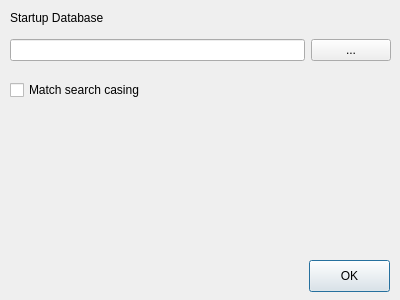
Qt form gui/ui/settingsdialog.ui (maxkofler/FileIndexGUI) before a commit.
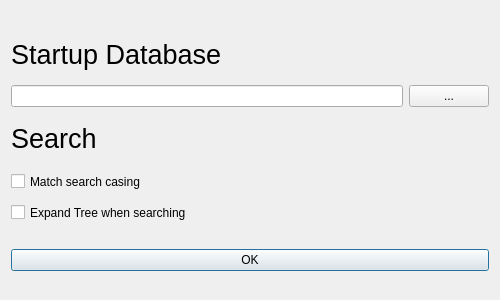
The same form after that commit.

Commit message: Settings: Add AutoExpand

```diff
--- a/gui/ui/settingsdialog.ui
+++ b/gui/ui/settingsdialog.ui
@@ -6,23 +6,51 @@
    <rect>
     <x>0</x>
     <y>0</y>
-    <width>400</width>
+    <width>500</width>
     <height>300</height>
    </rect>
   </property>
+  <property name="sizePolicy">
+   <sizepolicy hsizetype="Preferred" vsizetype="Preferred">
+    <horstretch>0</horstretch>
+    <verstretch>0</verstretch>
+   </sizepolicy>
+  </property>
   <property name="windowTitle">
    <string>Dialog</string>
   </property>
-  <widget class="QWidget" name="horizontalLayoutWidget">
-   <property name="geometry">
-    <rect>
-     <x>10</x>
-     <y>30</y>
-     <width>381</width>
-     <height>41</height>
-    </rect>
-   </property>
+  <layout class="QGridLayout" name="gridLayout">
+   <item row="0" column="0">
+    <layout class="QVBoxLayout" name="verticalLayout_2">
+     <item>
+      <widget class="QLabel" name="label">
+       <property name="sizePolicy">
+        <sizepolicy hsizetype="Preferred" vsizetype="Preferred">
+         <horstretch>0</horstretch>
+         <verstretch>0</verstretch>
+        </sizepolicy>
+       </property>
+       <property name="maximumSize">
+        <size>
+         <width>16777215</width>
+         <height>50</height>
+        </size>
+       </property>
+       <property name="font">
+        <font>
+         <pointsize>20</pointsize>
+        </font>
+       </property>
+       <property name="text">
+        <string>Startup Database</string>
+       </property>
+      </widget>
+     </item>
+     <item>
    <layout class="QHBoxLayout" name="horizontalLayout">
+       <property name="sizeConstraint">
+        <enum>QLayout::SetFixedSize</enum>
+       </property>
     <item>
      <widget class="QLineEdit" name="le_startupdb_path"/>
     </item>
@@ -34,29 +62,55 @@
      </widget>
     </item>
    </layout>
-  </widget>
-  <widget class="QLabel" name="label">
-   <property name="geometry">
-    <rect>
-     <x>10</x>
-     <y>10</y>
-     <width>111</width>
-     <height>16</height>
-    </rect>
+     </item>
+     <item>
+      <widget class="QLabel" name="label_2">
+       <property name="maximumSize">
+        <size>
+         <width>16777215</width>
+         <height>50</height>
+        </size>
+       </property>
+       <property name="font">
+        <font>
+         <pointsize>20</pointsize>
+        </font>
+       </property>
+       <property name="text">
+        <string>Search</string>
+       </property>
+      </widget>
+     </item>
+     <item>
+      <widget class="QCheckBox" name="cb_matchCase">
+       <property name="maximumSize">
+        <size>
+         <width>16777215</width>
+         <height>25</height>
+        </size>
    </property>
    <property name="text">
-    <string>Startup Database</string>
-   </property>
-  </widget>
+        <string>Match search casing</string>
+       </property>
+      </widget>
+     </item>
+     <item>
+      <widget class="QCheckBox" name="cb_autoExpand">
+       <property name="maximumSize">
+        <size>
+         <width>16777215</width>
+         <height>25</height>
+        </size>
+       </property>
+       <property name="text">
+        <string>Expand Tree when searching</string>
+       </property>
+      </widget>
+     </item>
+    </layout>
+   </item>
+   <item row="1" column="0">
   <widget class="QPushButton" name="bt_done">
-   <property name="geometry">
-    <rect>
-     <x>309</x>
-     <y>260</y>
-     <width>81</width>
-     <height>32</height>
-    </rect>
-   </property>
    <property name="text">
     <string>OK</string>
    </property>
@@ -64,19 +118,8 @@
     <bool>true</bool>
    </property>
   </widget>
-  <widget class="QCheckBox" name="cb_matchCase">
-   <property name="geometry">
-    <rect>
-     <x>10</x>
-     <y>80</y>
-     <width>151</width>
-     <height>20</height>
-    </rect>
-   </property>
-   <property name="text">
-    <string>Match search casing</string>
-   </property>
-  </widget>
+   </item>
+  </layout>
  </widget>
  <resources/>
  <connections/>
```
Lines whose indentation alone changed are shown as unchanged. The commit also changes 1 other file.
